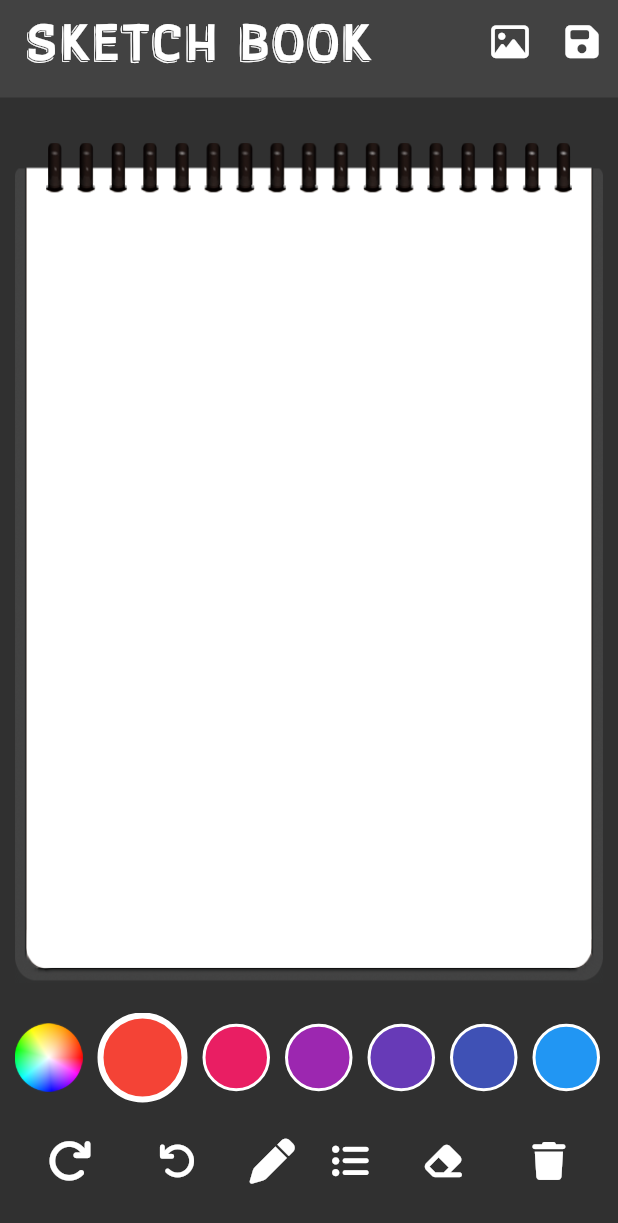
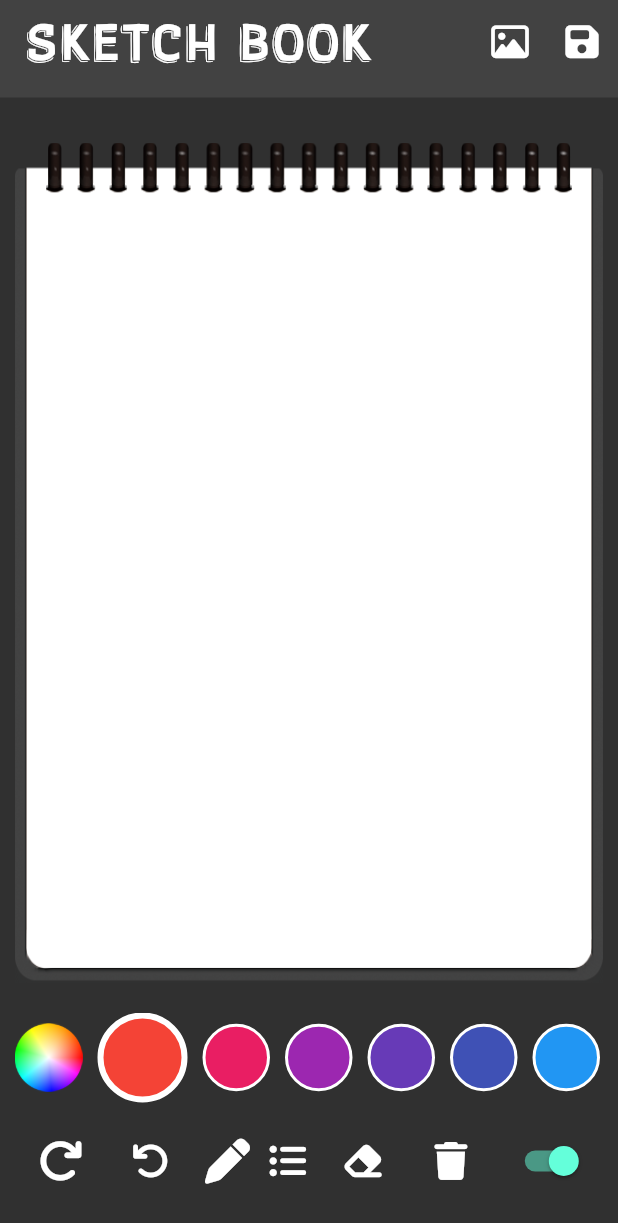
Before and after one commit to cscoderr/sketch_book, a Flutter app: the screen it shows after launch, on a phone screen of 412 x 824 dp. Shown: the top 1223 px of the screen. Run offline on Flutter 3.47's test engine with Material 2 defaults, Android fonts, the phone set to English and light mode, and no system bars; drawn by our look-alikes of screenshot; our stand-ins replace flutter_colorpicker, fluttertoast, font_awesome_flutter, image_gallery_saver, image_picker, path_drawing.

Commit message:
feat: add theme mode

```diff
--- a/lib/app/view/app.dart
+++ b/lib/app/view/app.dart
@@ -1,21 +1,26 @@
 import 'package:flutter/material.dart';
+import 'package:sketch_book/app/widgets/theme.dart';
 import 'package:sketch_book/view/home_page.dart';
+
+final themeMode = ValueNotifier<ThemeMode>(ThemeMode.dark);
 
 class App extends StatelessWidget {
   const App({super.key});
 
   @override
   Widget build(BuildContext context) {
-    return MaterialApp(
-      title: 'Flutter Demo',
-      theme: ThemeData.dark().copyWith(
-        textTheme: const TextTheme(
-          headlineMedium: TextStyle(
-            fontFamily: 'GothicAXHand',
-          ),
-        ),
-      ),
-      home: const HomePage(),
+    return ValueListenableBuilder(
+      valueListenable: themeMode,
+      builder: (context, mode, child) {
+        return MaterialApp(
+          title: 'Flutter Demo',
+          debugShowCheckedModeBanner: false,
+          themeMode: mode,
+          theme: lightTheme(mode),
+          darkTheme: darkTheme(mode),
+          home: const HomePage(),
+        );
+      },
     );
   }
 }
--- /dev/null
+++ b/lib/app/widgets/theme.dart
@@ -0,0 +1,25 @@
+import 'package:flutter/material.dart';
+
+ThemeData lightTheme(ThemeMode mode) => ThemeData.light().copyWith(
+      textTheme: TextTheme(
+        headlineMedium: const TextStyle(
+          fontFamily: 'GothicAXHand',
+        ),
+        labelLarge: TextStyle(
+          fontFamily: 'GothicAXHand',
+          color: mode == ThemeMode.dark ? Colors.white : Colors.black,
+        ),
+      ),
+    );
+
+ThemeData darkTheme(ThemeMode mode) => ThemeData.dark().copyWith(
+      textTheme: TextTheme(
+        headlineMedium: const TextStyle(
+          fontFamily: 'GothicAXHand',
+        ),
+        labelLarge: TextStyle(
+          fontFamily: 'GothicAXHand',
+          color: mode == ThemeMode.dark ? Colors.white : Colors.black,
+        ),
+      ),
+    );
--- a/lib/widgets/color_picker_list.dart
+++ b/lib/widgets/color_picker_list.dart
@@ -1,5 +1,6 @@
 import 'package:flutter/material.dart';
 import 'package:flutter_colorpicker/flutter_colorpicker.dart';
+import 'package:sketch_book/app/view/app.dart';
 import 'package:sketch_book/models/sketch_book_type.dart';
 
 class ColorPickerList extends StatelessWidget {
@@ -38,7 +39,10 @@ class ColorPickerList extends StatelessWidget {
               colorIndex,
               SketchBookType.pencil,
             ),
-            child: AnimatedContainer(
+            child: ValueListenableBuilder(
+              valueListenable: themeMode,
+              builder: (context, mode, child) {
+                return AnimatedContainer(
                   duration: const Duration(milliseconds: 200),
                   height: currentIndex == colorIndex ? 60 : 45,
                   width: currentIndex == colorIndex ? 60 : 45,
@@ -46,10 +50,13 @@ class ColorPickerList extends StatelessWidget {
                     color: Colors.primaries[colorIndex],
                     shape: BoxShape.circle,
                     border: Border.all(
-                  color: Colors.white,
+                      color:
+                          mode == ThemeMode.dark ? Colors.white : Colors.black,
                       width: currentIndex == colorIndex ? 4 : 2,
                     ),
                   ),
+                );
+              },
             ),
           );
         },
```
Also changed, not shown: lib/widgets/sketch_book_menu.dart (+55 -16 lines). Lines whose indentation alone changed are shown as unchanged.
